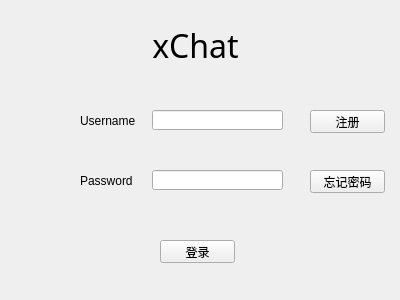
Qt form chatClient/loginwindow.ui (XeonL/xChat) before a commit.
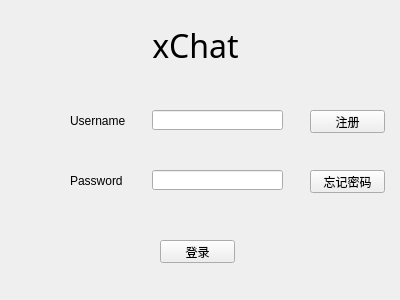
The same form after that commit.

The edit to the form file:
```diff
--- a/chatClient/loginwindow.ui
+++ b/chatClient/loginwindow.ui
@@ -38,9 +38,9 @@
   <widget class="QLabel" name="label_2">
    <property name="geometry">
     <rect>
-     <x>80</x>
+     <x>70</x>
      <y>110</y>
-     <width>61</width>
+     <width>71</width>
      <height>21</height>
     </rect>
    </property>
@@ -51,9 +51,9 @@
   <widget class="QLabel" name="label_3">
    <property name="geometry">
     <rect>
-     <x>80</x>
+     <x>70</x>
      <y>170</y>
-     <width>61</width>
+     <width>71</width>
      <height>21</height>
     </rect>
    </property>
```
